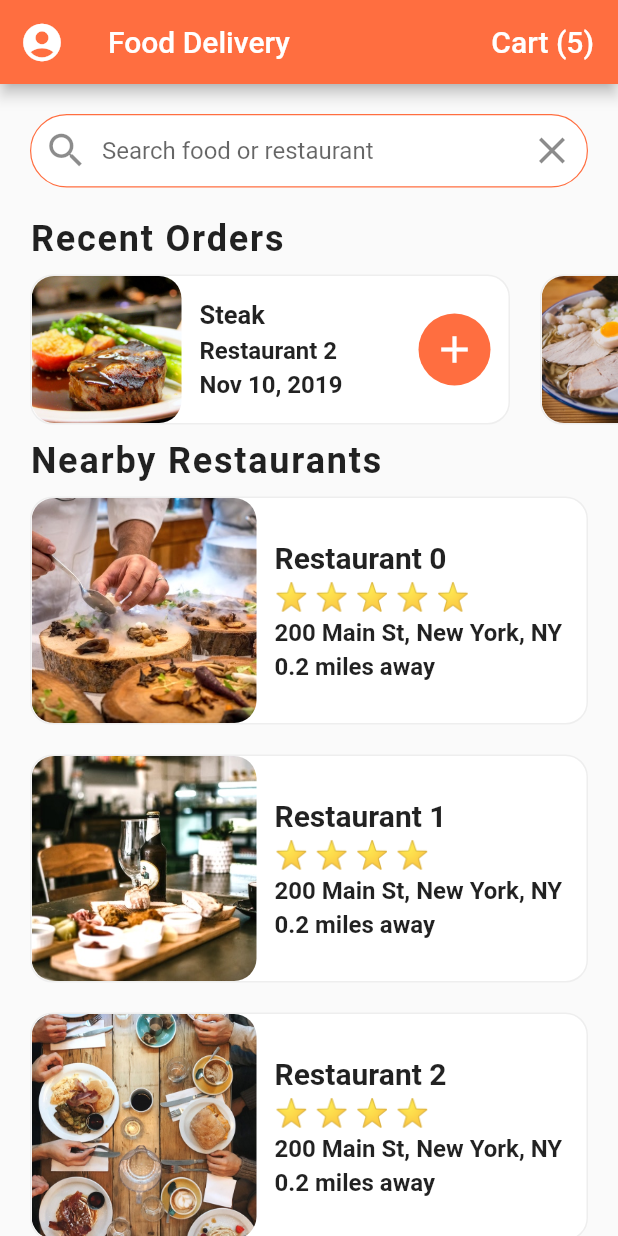
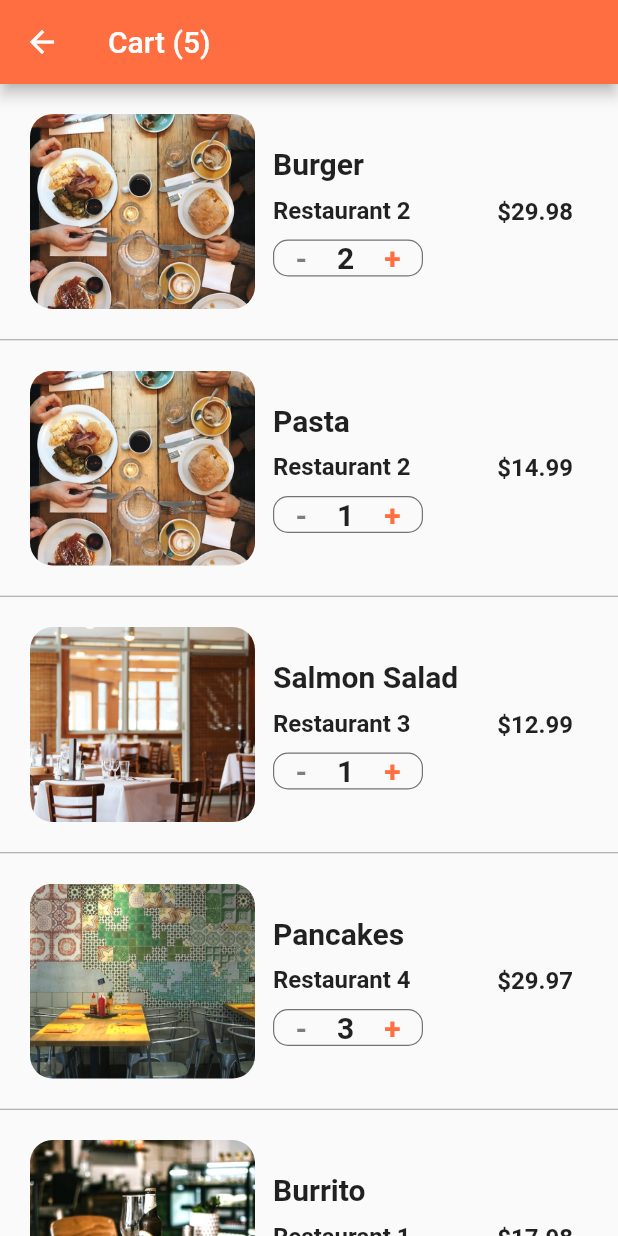
Before and after one commit to graphicom/FlutterFoodDeliveryUI, a Flutter app: the screen it shows after launch, after a tap on an icon or button, on a phone screen of 412 x 824 dp. Run offline on Flutter 3.47's test engine with Material 2 defaults, Android fonts, the phone set to English and light mode, and no system bars.

Commit message:
Eps10: Cart screen items

```diff
--- /dev/null
+++ b/lib/screens/cartScreen.dart
@@ -0,0 +1,142 @@
+import 'package:flutter/material.dart';
+import 'package:food_delivery_app/data/data.dart';
+import 'package:food_delivery_app/models/order.dart';
+
+class CartScreen extends StatefulWidget {
+  @override
+  _CartScreenState createState() => _CartScreenState();
+}
+
+class _CartScreenState extends State<CartScreen> {
+  _buildCartItem(Order order) {
+    return Container(
+      padding: EdgeInsets.all(20.0),
+      height: 170.0,
+      child: Row(
+        children: [
+          Expanded(
+            child: Row(
+              children: [
+                Container(
+                  width: 150.0,
+                  decoration: BoxDecoration(
+                      image: DecorationImage(
+                          image: AssetImage(order.restaurant.imageUrl),
+                          fit: BoxFit.cover),
+                      borderRadius: BorderRadius.circular(15.0)),
+                ),
+                Expanded(
+                  child: Container(
+                    margin: EdgeInsets.all(12.0),
+                    child: Column(
+                      mainAxisAlignment: MainAxisAlignment.center,
+                      crossAxisAlignment: CrossAxisAlignment.start,
+                      children: [
+                        Text(
+                          order.food.name,
+                          style: TextStyle(
+                              fontSize: 20.0,
+                              fontWeight: FontWeight.bold,
+                              overflow: TextOverflow.ellipsis),
+                        ),
+                        SizedBox(
+                          height: 10.0,
+                        ),
+                        Text(
+                          order.restaurant.name,
+                          style: TextStyle(
+                              fontSize: 16.0,
+                              fontWeight: FontWeight.w600,
+                              overflow: TextOverflow.ellipsis),
+                        ),
+                        SizedBox(
+                          height: 10.0,
+                        ),
+                        Container(
+                          width: 100.0,
+                          decoration: BoxDecoration(
+                              borderRadius: BorderRadius.circular(10.0),
+                              border: Border.all(
+                                  width: 0.8, color: Colors.black54)),
+                          child: Row(
+                              mainAxisAlignment: MainAxisAlignment.center,
+                              children: [
+                                GestureDetector(
+                                  onTap: () {
+                                    print("Remove");
+                                  },
+                                  child: Text(
+                                    '-',
+                                    style: TextStyle(
+                                        fontSize: 20.0,
+                                        fontWeight: FontWeight.w600,
+                                        color: Colors.black.withOpacity(0.5)),
+                                  ),
+                                ),
+                                SizedBox(
+                                  width: 20.0,
+                                ),
+                                Text(
+                                  order.quantity.toString(),
+                                  style: TextStyle(
+                                      fontSize: 20.0,
+                                      fontWeight: FontWeight.w600),
+                                ),
+                                SizedBox(
+                                  width: 20.0,
+                                ),
+                                GestureDetector(
+                                  onTap: () {
+                                    print("Add");
+                                  },
+                                  child: Text(
+                                    '+',
+                                    style: TextStyle(
+                                        fontSize: 20.0,
+                                        fontWeight: FontWeight.w600,
+                                        color: Theme.of(context).primaryColor),
+                                  ),
+                                )
+                              ]),
+                        )
+                      ],
+                    ),
+                  ),
+                )
+              ],
+            ),
+          ),
+          Container(
+            margin: EdgeInsets.all(10.0),
+            child: Text(
+              "\$${order.quantity * order.food.price}",
+              style: TextStyle(fontSize: 16.0, fontWeight: FontWeight.w600),
+            ),
+          ),
+        ],
+      ),
+    );
+  }
+
+  @override
+  Widget build(BuildContext context) {
+    return Scaffold(
+      appBar: AppBar(
+        title: Text("Cart (${currentUser.cart.length})"),
+        backgroundColor: Theme.of(context).primaryColor,
+      ),
+      body: ListView.separated(
+          itemBuilder: (BuildContext context, int index) {
+            Order order = currentUser.cart[index];
+            return _buildCartItem(order);
+          },
+          separatorBuilder: (BuildContext context, int index) {
+            return Divider(
+              height: 1.0,
+              color: Colors.grey,
+            );
+          },
+          itemCount: currentUser.cart.length),
+    );
+  }
+}
--- a/lib/screens/homeScreen.dart
+++ b/lib/screens/homeScreen.dart
@@ -1,6 +1,7 @@
 import 'package:flutter/material.dart';
 import 'package:food_delivery_app/data/data.dart';
 import 'package:food_delivery_app/models/restaurant.dart';
+import 'package:food_delivery_app/screens/cartScreen.dart';
 import 'package:food_delivery_app/screens/restaurantScreen.dart';
 import 'package:food_delivery_app/widgets/ratingStars.dart';
 import 'package:food_delivery_app/widgets/recentOrders.dart';
@@ -114,7 +115,10 @@ class _HomeScreenState extends State<HomeScreen> {
                   fontSize: 20.0,
                 ),
               ),
-              onPressed: () {})
+              onPressed: () => {
+                    Navigator.push(context,
+                        MaterialPageRoute(builder: (_) => CartScreen()))
+                  })
         ],
       ),
       body: ListView(
```
